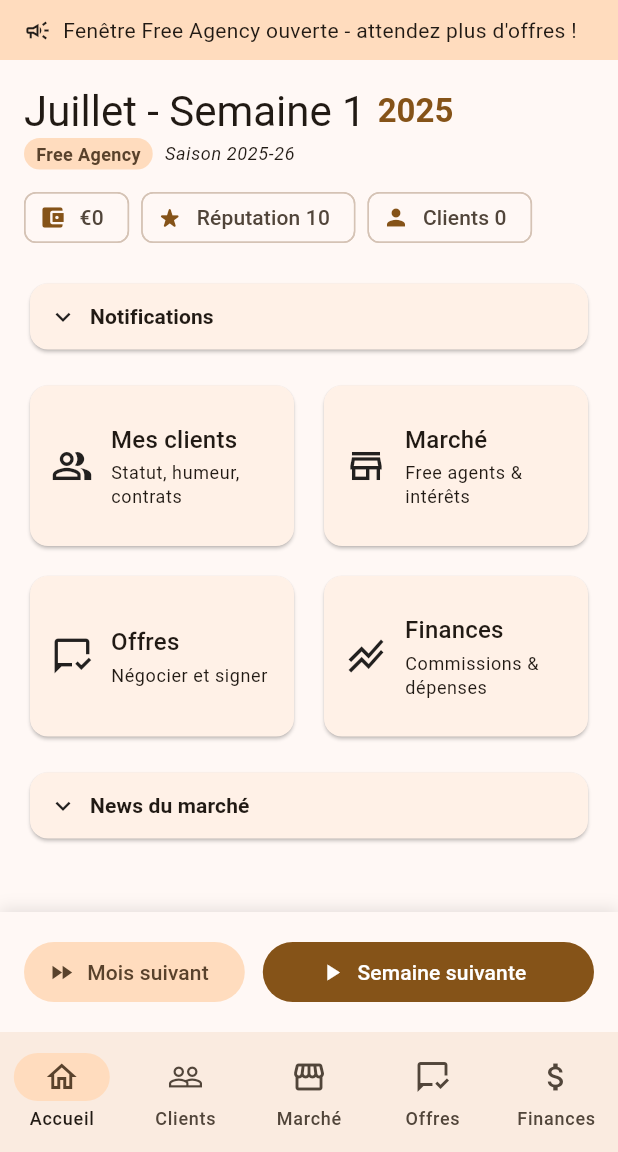
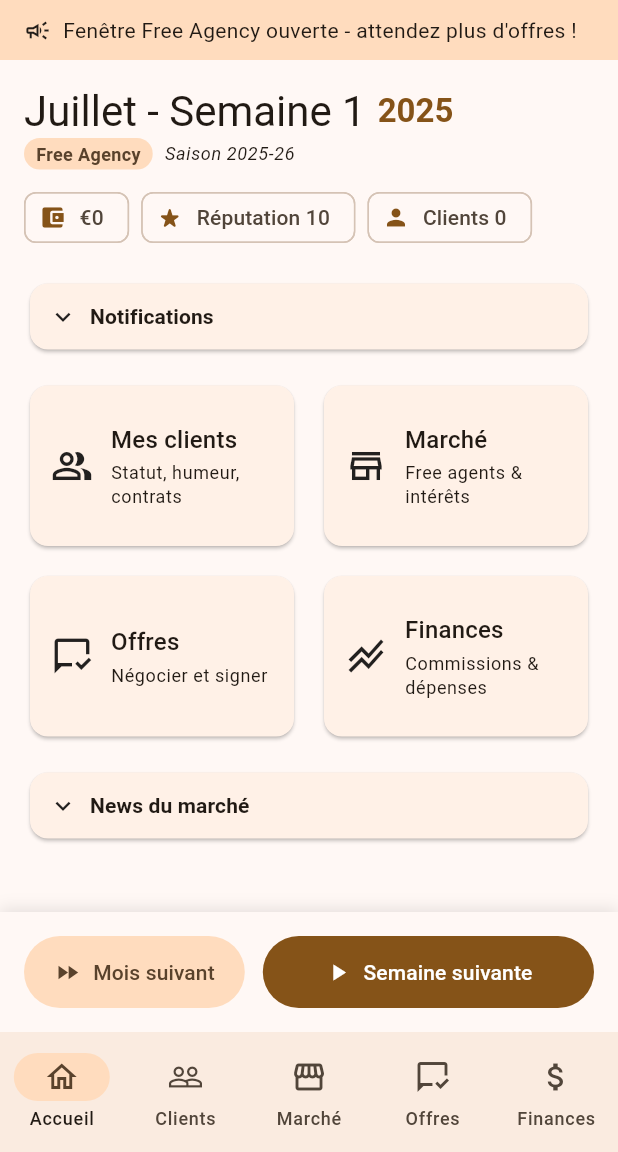
Before and after one commit to antwass/nba_agent, a Flutter app: the HomeScreen screen opened directly, on a phone screen of 412 x 824 dp, the part 84-1236 px from its top. Run offline on Flutter 3.47's test engine with Material 3 defaults, Android fonts, the phone set to English and light mode, and no system bars; our stand-ins replace flutter_riverpod, shared_preferences; accounts and stored records are empty.

Commit message:
25/08 n3

```diff
--- a/lib/features/home/home_screen.dart
+++ b/lib/features/home/home_screen.dart
@@ -189,6 +189,7 @@ class HomeScreen extends ConsumerWidget {
 
                         // Notifications collapsibles
                         _CompactNotifications(
+                          ref: ref,
                           notifications: league.notifications
                               .where((n) => n.week >= league.week - 4)
                               .toList()
@@ -281,6 +282,11 @@ class HomeScreen extends ConsumerWidget {
                       onPressed: () => nextMonthWithAutosave(context, ref),
                       icon: const Icon(Icons.fast_forward),
                       label: const Text('Mois suivant'),
+                      style: FilledButton.styleFrom(
+                        padding: const EdgeInsets.symmetric(horizontal: 16, vertical: 12),
+                        minimumSize: const Size(0, 48),
+                        alignment: Alignment.center,
+                      ),
                     ),
                   ),
                   const SizedBox(width: 12),
@@ -290,6 +296,11 @@ class HomeScreen extends ConsumerWidget {
                       onPressed: () => nextWeekWithAutosave(context, ref),
                       icon: const Icon(Icons.play_arrow),
                       label: const Text('Semaine suivante'),
+                      style: FilledButton.styleFrom(
+                        padding: const EdgeInsets.symmetric(horizontal: 16, vertical: 12),
+                        minimumSize: const Size(0, 48),
+                        alignment: Alignment.center,
+                      ),
                     ),
                   ),
                 ],
@@ -546,10 +557,12 @@ class _ActionCard extends StatelessWidget {
 
 class _CompactNotifications extends StatefulWidget {
   const _CompactNotifications({
+    required this.ref,
     required this.notifications,
     required this.onNotificationTap,
   });
 
+  final WidgetRef ref;
   final List<GameNotification> notifications;
   final Function(GameNotification) onNotificationTap;
 
@@ -630,7 +643,12 @@ class _CompactNotificationsState extends State<_CompactNotifications> {
                     itemBuilder: (context, i) {
                       final notif = widget.notifications[i];
                       return InkWell(
-                        onTap: () => widget.onNotificationTap(notif),
+                        onTap: () {
+                          // 1. Marquer comme lue d'abord
+                          widget.ref.read(gameControllerProvider.notifier).markNotificationAsRead(notif.id);
+                          // 2. Exécuter l'action existante
+                          widget.onNotificationTap(notif);
+                        },
                         child: Padding(
                           padding: const EdgeInsets.symmetric(vertical: 4, horizontal: 4),
                           child: Row(
```
Also changed, not shown: lib/features/home/game_controller.dart (+15 -0 lines).
